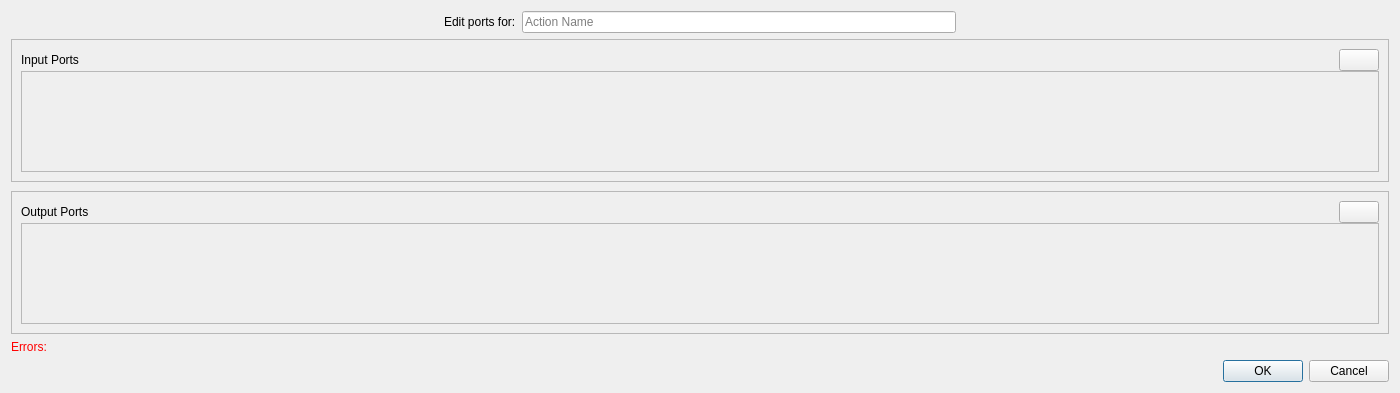
Old version of the form src/gui/ui/blackboxeditordialog.ui in the repository facade-technologies-inc/facile.
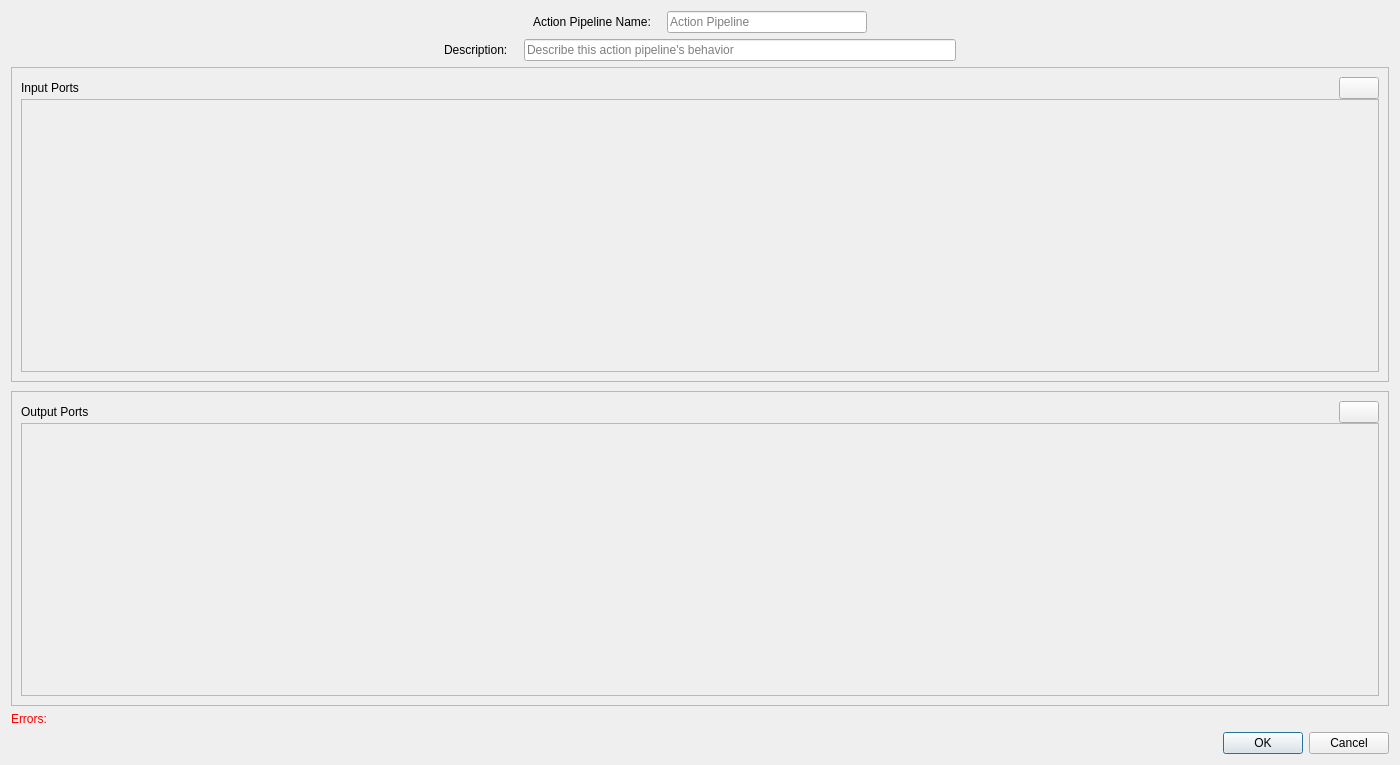
New version of the form. Icons and pictures are not drawn.

Patch:
```diff
--- a/src/gui/ui/blackboxeditordialog.ui
+++ b/src/gui/ui/blackboxeditordialog.ui
@@ -7,7 +7,7 @@
     <x>0</x>
     <y>0</y>
     <width>1400</width>
-    <height>393</height>
+    <height>765</height>
    </rect>
   </property>
   <property name="sizePolicy">
@@ -50,14 +50,20 @@
      <item>
       <widget class="QLabel" name="label_3">
        <property name="text">
-        <string>Edit ports for:</string>
+        <string>Action Pipeline Name:   </string>
        </property>
       </widget>
      </item>
      <item>
       <widget class="QLineEdit" name="actionName">
+       <property name="maximumSize">
+        <size>
+         <width>200</width>
+         <height>16777215</height>
+        </size>
+       </property>
        <property name="placeholderText">
-        <string>Action Name</string>
+        <string>Action Pipeline</string>
        </property>
       </widget>
      </item>
@@ -76,6 +82,56 @@
      </item>
     </layout>
    </item>
+   <item>
+    <layout class="QHBoxLayout" name="horizontalLayout_4">
+     <item>
+      <spacer name="horizontalSpacer_5">
+       <property name="orientation">
+        <enum>Qt::Horizontal</enum>
+       </property>
+       <property name="sizeHint" stdset="0">
+        <size>
+         <width>40</width>
+         <height>20</height>
+        </size>
+       </property>
+      </spacer>
+     </item>
+     <item>
+      <widget class="QLabel" name="label_4">
+       <property name="text">
+        <string>Description:   </string>
+       </property>
+      </widget>
+     </item>
+     <item>
+      <widget class="QLineEdit" name="descriptionBox">
+       <property name="maximumSize">
+        <size>
+         <width>600</width>
+         <height>16777215</height>
+        </size>
+       </property>
+       <property name="placeholderText">
+        <string>Describe this action pipeline's behavior</string>
+       </property>
+      </widget>
+     </item>
+     <item>
+      <spacer name="horizontalSpacer_6">
+       <property name="orientation">
+        <enum>Qt::Horizontal</enum>
+       </property>
+       <property name="sizeHint" stdset="0">
+        <size>
+         <width>40</width>
+         <height>20</height>
+        </size>
+       </property>
+      </spacer>
+     </item>
+    </layout>
+   </item>
    <item>
     <widget class="QFrame" name="frame_2">
      <property name="maximumSize">
@@ -146,7 +202,7 @@
            <x>0</x>
            <y>0</y>
            <width>1360</width>
-           <height>73</height>
+           <height>243</height>
           </rect>
          </property>
         </widget>
@@ -265,7 +321,7 @@
            <x>0</x>
            <y>0</y>
            <width>1360</width>
-           <height>73</height>
+           <height>243</height>
           </rect>
          </property>
         </widget>
```
